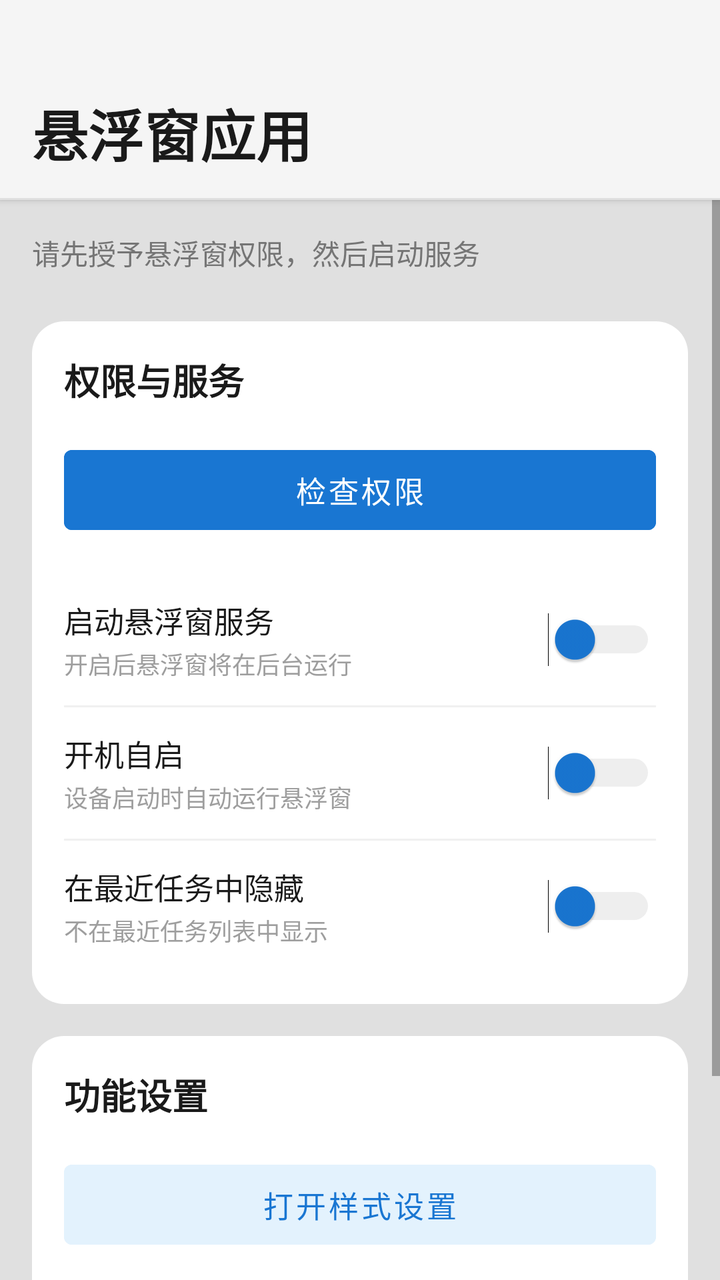
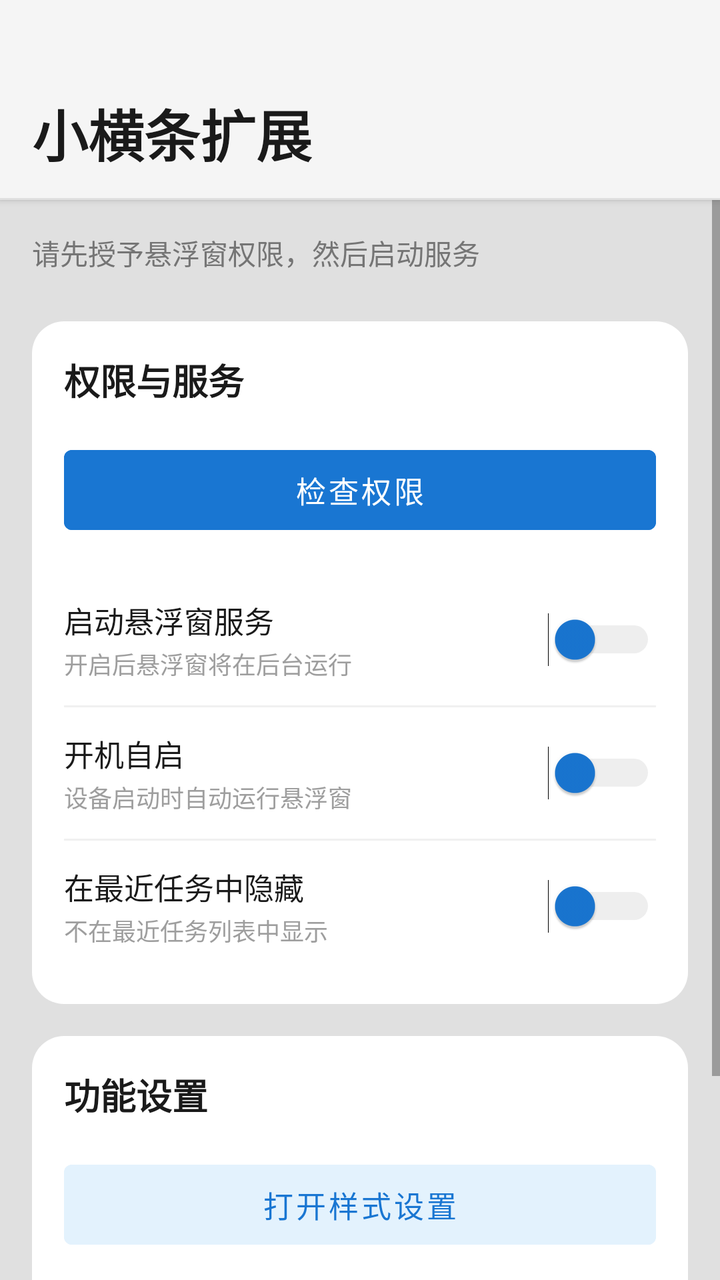

The first picture is an Android layout as it rendered before a commit; the second is the same layout after the commit. The layout source and the unified diff follow.
<!-- AndroidManifest.xml: activity theme Theme.ModernSettings -->
<!-- res/layout/activity_main.xml -->
<?xml version="1.0" encoding="utf-8"?>
<LinearLayout xmlns:android="http://schemas.android.com/apk/res/android"
    android:layout_width="match_parent"
    android:layout_height="match_parent"
    android:orientation="vertical"
    android:background="?attr/dividerColor">

    
    <LinearLayout
        android:layout_width="match_parent"
        android:layout_height="wrap_content"
        android:orientation="vertical"
        android:background="?attr/bgPage"
        android:elevation="2dp">

        <TextView
            android:layout_width="wrap_content"
            android:layout_height="wrap_content"
            android:text="悬浮窗应用"
            android:textSize="28sp"
            android:textStyle="bold"
            android:textColor="?attr/textPrimary"
            android:paddingHorizontal="16dp"
            android:paddingTop="46dp"
            android:paddingBottom="12dp" />

        <View
            android:layout_width="match_parent"
            android:layout_height="1dp"
            android:background="?attr/dividerColor" />

    </LinearLayout>

    <ScrollView
        android:layout_width="match_parent"
        android:layout_height="match_parent"
        android:fillViewport="true">

    <LinearLayout
        android:layout_width="match_parent"
        android:layout_height="wrap_content"
        android:orientation="vertical"
        android:padding="16dp">

        <TextView
            android:layout_width="wrap_content"
            android:layout_height="wrap_content"
            android:text="请先授予悬浮窗权限，然后启动服务"
            android:textSize="14sp"
            android:textColor="?attr/textSecondary"
            android:layout_marginBottom="24dp" />

        
        <LinearLayout
            android:layout_width="match_parent"
            android:layout_height="wrap_content"
            android:orientation="vertical"
            android:background="@drawable/card_background"
            android:padding="16dp"
            android:layout_marginBottom="16dp">

            <TextView
                android:layout_width="wrap_content"
                android:layout_height="wrap_content"
                android:text="权限与服务"
                android:textSize="18sp"
                android:textStyle="bold"
                android:textColor="?attr/textPrimary"
                android:layout_marginBottom="16dp" />

            <Button
                android:id="@+id/btn_check_permission"
                android:layout_width="match_parent"
                android:layout_height="52dp"
                android:text="检查权限"
                android:textSize="15sp"
                android:textColor="#FFFFFF"
                android:backgroundTint="?attr/colorPrimaryBrand"
                android:stateListAnimator="@null"
                android:layout_marginBottom="16dp" />

            
            <LinearLayout
                android:layout_width="match_parent"
                android:layout_height="wrap_content"
                android:orientation="horizontal"
                android:gravity="center_vertical"
                android:paddingVertical="12dp">

                <LinearLayout
                    android:layout_width="0dp"
                    android:layout_height="wrap_content"
                    android:layout_weight="1"
                    android:orientation="vertical">

                    <TextView
                        android:layout_width="wrap_content"
                        android:layout_height="wrap_content"
                        android:text="启动悬浮窗服务"
                        android:textSize="15sp"
                        android:textColor="?attr/textPrimary" />

                    <TextView
                        android:layout_width="wrap_content"
                        android:layout_height="wrap_content"
                        android:text="开启后悬浮窗将在后台运行"
                        android:textSize="12sp"
                        android:textColor="?attr/textHint"
                        android:layout_marginTop="2dp" />

                </LinearLayout>

                <Switch
                    android:id="@+id/switch_service"
                    android:layout_width="wrap_content"
                    android:layout_height="wrap_content"
                    android:thumbTint="?attr/colorPrimaryBrand"
                    android:trackTint="?attr/trackColor" />

            </LinearLayout>

            <View
                android:layout_width="match_parent"
                android:layout_height="1dp"
                android:background="?attr/dividerLight" />

            
            <LinearLayout
                android:layout_width="match_parent"
                android:layout_height="wrap_content"
                android:orientation="horizontal"
                android:gravity="center_vertical"
                android:paddingVertical="12dp">

                <LinearLayout
                    android:layout_width="0dp"
                    android:layout_height="wrap_content"
                    android:layout_weight="1"
                    android:orientation="vertical">

                    <TextView
                        android:layout_width="wrap_content"
                        android:layout_height="wrap_content"
                        android:text="开机自启"
                        android:textSize="15sp"
                        android:textColor="?attr/textPrimary" />

                    <TextView
                        android:layout_width="wrap_content"
                        android:layout_height="wrap_content"
                        android:text="设备启动时自动运行悬浮窗"
                        android:textSize="12sp"
                        android:textColor="?attr/textHint"
                        android:layout_marginTop="2dp" />

                </LinearLayout>

                <Switch
                    android:id="@+id/switch_boot_start"
                    android:layout_width="wrap_content"
                    android:layout_height="wrap_content"
                    android:thumbTint="?attr/colorPrimaryBrand"
                    android:trackTint="?attr/trackColor" />

            </LinearLayout>

            <View
                android:layout_width="match_parent"
                android:layout_height="1dp"
                android:background="?attr/dividerLight" />

            
            <LinearLayout
                android:layout_width="match_parent"
                android:layout_height="wrap_content"
                android:orientation="horizontal"
                android:gravity="center_vertical"
                android:paddingVertical="12dp">

                <LinearLayout
                    android:layout_width="0dp"
                    android:layout_height="wrap_content"
                    android:layout_weight="1"
                    android:orientation="vertical">

                    <TextView
                        android:layout_width="wrap_content"
                        android:layout_height="wrap_content"
                        android:text="在最近任务中隐藏"
                        android:textSize="15sp"
                        android:textColor="?attr/textPrimary" />

                    <TextView
                        android:layout_width="wrap_content"
                        android:layout_height="wrap_content"
                        android:text="不在最近任务列表中显示"
                        android:textSize="12sp"
                        android:textColor="?attr/textHint"
                        android:layout_marginTop="2dp" />

                </LinearLayout>

                <Switch
                    android:id="@+id/switch_exclude_recents"
                    android:layout_width="wrap_content"
                    android:layout_height="wrap_content"
                    android:thumbTint="?attr/colorPrimaryBrand"
                    android:trackTint="?attr/trackColor" />

            </LinearLayout>

        </LinearLayout>

        
        <LinearLayout
            android:layout_width="match_parent"
            android:layout_height="wrap_content"
            android:orientation="vertical"
            android:background="@drawable/card_background"
            android:padding="16dp"
            android:layout_marginBottom="16dp">

            <TextView
                android:layout_width="wrap_content"
                android:layout_height="wrap_content"
                android:text="功能设置"
                android:textSize="18sp"
                android:textStyle="bold"
                android:textColor="?attr/textPrimary"
                android:layout_marginBottom="16dp" />

            <Button
                android:id="@+id/btn_open_settings"
                android:layout_width="match_parent"
                android:layout_height="52dp"
                android:text="打开样式设置"
                android:textSize="15sp"
                android:textColor="?attr/colorPrimaryBrand"
                android:backgroundTint="?attr/btnSecondaryBg"
                android:stateListAnimator="@null"
                android:layout_marginBottom="12dp" />

            <Button
                android:id="@+id/btn_test_simple"
                android:layout_width="match_parent"
                android:layout_height="52dp"
                android:text="测试：显示红色条（简化版）"
                android:textSize="15sp"
                android:textColor="#D32F2F"
                android:backgroundTint="?attr/btnSecondaryBg"
                android:stateListAnimator="@null" />

        </LinearLayout>

        
        <TextView
            android:layout_width="wrap_content"
            android:layout_height="wrap_content"
            android:text="提示：启动服务后，Activity将关闭，悬浮窗将在后台运行"
            android:textSize="12sp"
            android:textColor="?attr/textHint"
            android:gravity="center"
            android:layout_gravity="center_horizontal"
            android:layout_marginTop="8dp" />

    </LinearLayout>

    </ScrollView>

</LinearLayout>
<!-- resources referenced by this layout -->
<resources>
  <!-- drawable card_background (drawable) -->
  <?xml version="1.0" encoding="utf-8"?>
  <shape xmlns:android="http://schemas.android.com/apk/res/android"
      android:shape="rectangle">
      <solid android:color="?attr/bgCard" />
      <corners android:radius="16dp" />
  </shape>
  <style name="Theme.ModernSettings" parent="Theme.MaterialComponents.DayNight.NoActionBar">
          <item name="colorPrimary">#1976D2</item>
          <item name="colorPrimaryVariant">#1565C0</item>
          <item name="colorOnPrimary">@color/white</item>
          <item name="colorSecondary">#1976D2</item>
          <item name="colorSecondaryVariant">#1565C0</item>
          <item name="colorOnSecondary">@color/white</item>
          <item name="android:statusBarColor">#F5F5F5</item>
          <item name="android:windowBackground">#F5F5F5</item>
          <item name="android:navigationBarColor">#F5F5F5</item>
          <item name="android:windowLightStatusBar" tools:targetApi="m">true</item>
          
          <item name="bgPage">#F5F5F5</item>
          <item name="bgCard">#FFFFFF</item>
          <item name="textPrimary">#1A1A1A</item>
          <item name="textSecondary">#757575</item>
          <item name="textHint">#9E9E9E</item>
          <item name="dividerColor">#E0E0E0</item>
          <item name="dividerLight">#F0F0F0</item>
          <item name="colorPrimaryBrand">#1976D2</item>
          <item name="btnSecondaryBg">#E3F2FD</item>
          <item name="btnSecondaryText">#1976D2</item>
          <item name="trackColor">#BDBDBD</item>
          <item name="inputBg">#FFFFFF</item>
          <item name="inputStroke">#D0D0D0</item>
      </style>
  <color name="white">#FFFFFFFF</color>
</resources>

<!-- the commit's change to res/layout/activity_main.xml (unified diff, before → after) -->
@@ -16,7 +16,7 @@
         <TextView
             android:layout_width="wrap_content"
             android:layout_height="wrap_content"
-            android:text="悬浮窗应用"
+            android:text="小横条扩展"
             android:textSize="28sp"
             android:textStyle="bold"
             android:textColor="?attr/textPrimary"
